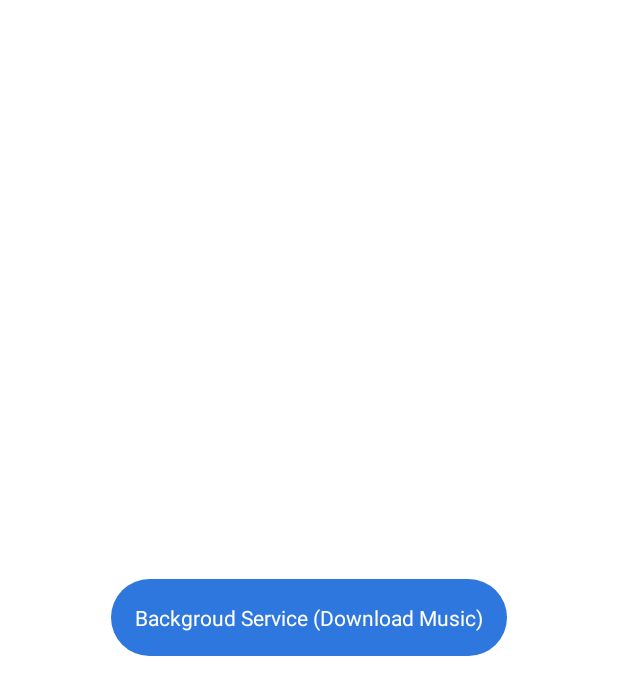
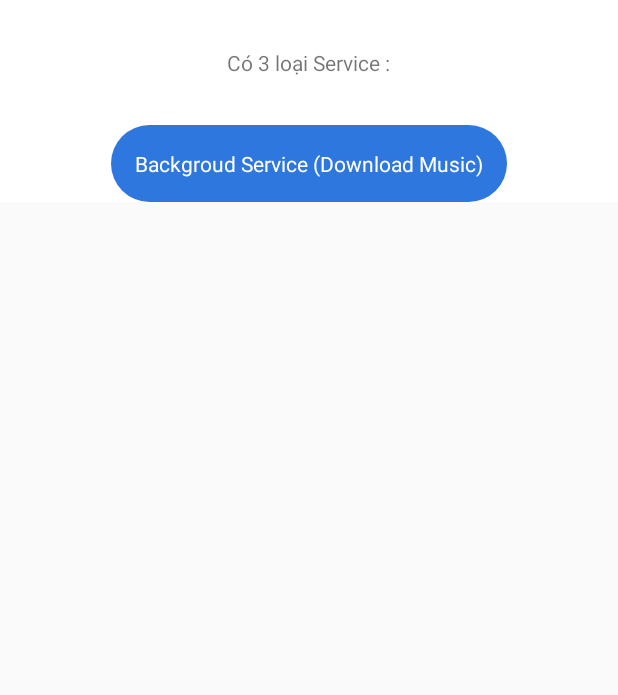
Before and after one commit to vupn-1304/DemoApplication, an Android app: the layout fragment_interview.xml on its own in the app's theme, with its tools: preview values and no code run, on a phone screen of 412 x 824 dp. Shown: the top 695 px of the screen. Run offline under Robolectric (Android 15) with nearby library versions, the phone set to English and light mode, and no system bars.

Commit message:
refactor code

```diff
--- a/app/src/main/res/layout/fragment_interview.xml
+++ b/app/src/main/res/layout/fragment_interview.xml
@@ -7,6 +7,11 @@
         name="interviewModel"
         type="com.pv.demoapp.ui.interview.InterviewViewModel" />
   </data>
+
+  <androidx.core.widget.NestedScrollView
+
+      android:layout_width="match_parent"
+      android:layout_height="match_parent">
 
     <LinearLayout
         android:layout_width="match_parent"
@@ -18,13 +23,22 @@
         android:orientation="vertical">
 
       <TextView
+          android:layout_width="wrap_content"
+          android:layout_height="wrap_content"
+          android:layout_marginTop="@dimen/_32dp"
+          android:text="@string/str_service" />
+
+      <TextView
           android:id="@+id/tvBgService"
           android:layout_width="wrap_content"
           android:layout_height="wrap_content"
+          android:layout_marginTop="@dimen/_32dp"
           android:background="@drawable/bg_button_next"
           android:onClick="@{() -> interviewModel.backgroudService()}"
           android:padding="@dimen/_16dp"
           android:text="@string/backgroud_service_download_image"
           android:textColor="@color/clr_white" />
     </LinearLayout>
+  </androidx.core.widget.NestedScrollView>
+
 </layout>
--- a/app/src/main/res/values/strings.xml
+++ b/app/src/main/res/values/strings.xml
@@ -28,4 +28,5 @@
   <string name="no_internet_connection">No internet connection</string>
 
   <string name="backgroud_service_download_image">Backgroud Service (Download Music)</string>
+  <string name="str_service">Có 3 loại Service :</string>
 </resources>
```
Lines whose indentation alone changed are shown as unchanged.
